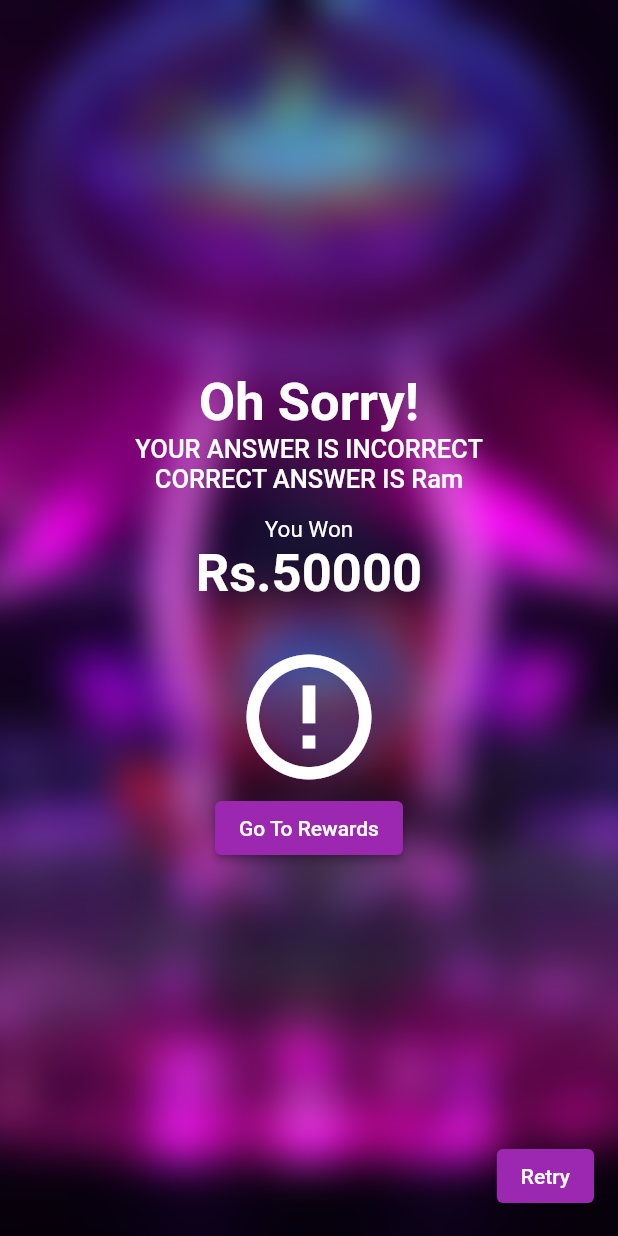
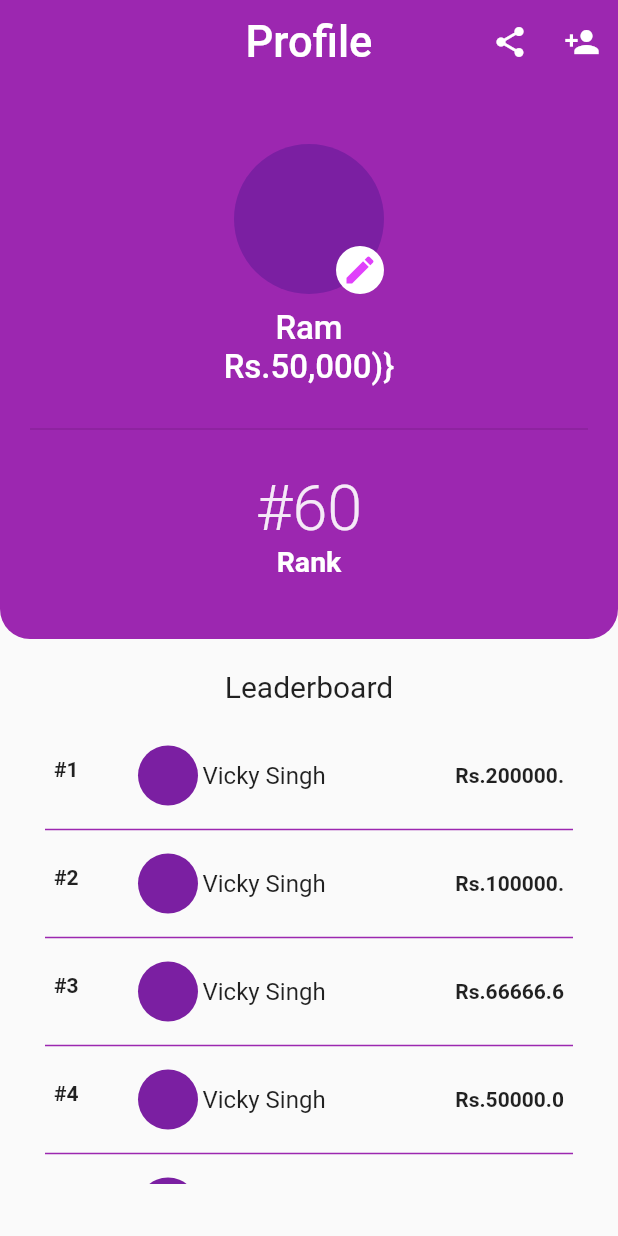
Before and after one commit to vickysingh07/QuizApp, a Flutter app: the screen it shows after launch, on a phone screen of 412 x 824 dp. Run offline on Flutter 3.47's test engine with Material 2 defaults, Android fonts, the light colour scheme and no system bars; drawn by our look-alikes of overlay_support; our stand-ins replace carousel_slider, cloud_firestore, confetti, firebase_auth, firebase_core, flutter_signin_button and 4 more; accounts and stored records are empty.

Commit message:
third commit

```diff
--- a/lib/main.dart
+++ b/lib/main.dart
@@ -1,6 +1,6 @@
 import 'package:firebase_core/firebase_core.dart';
 import 'package:flutter/material.dart';
-import 'package:kbc_app/views/loser.dart';
+import 'package:kbc_app/views/profile.dart';
 import 'package:overlay_support/overlay_support.dart';
 
 Future<void> main() async {
@@ -20,10 +20,7 @@ class MyApp extends StatelessWidget {
         theme: ThemeData(
           primarySwatch: Colors.purple,
         ),
-        home: Looser(
-          wonMon: 50000,
-          correctAns: "Ram",
-        ),
+        home: const Profile(),
       ),
     );
   }
--- /dev/null
+++ b/lib/views/profile.dart
@@ -0,0 +1,156 @@
+import 'package:flutter/material.dart';
+
+class Profile extends StatefulWidget {
+  const Profile({Key? key}) : super(key: key);
+
+  @override
+  State<Profile> createState() => _ProfileState();
+}
+
+class _ProfileState extends State<Profile> {
+  @override
+  Widget build(BuildContext context) {
+    return Scaffold(
+      appBar: AppBar(
+        actions: [
+          IconButton(onPressed: () {}, icon: const Icon(Icons.share)),
+          IconButton(onPressed: () {}, icon: const Icon(Icons.person_add)),
+        ],
+        title: const Text(
+          "Profile",
+          style: TextStyle(fontSize: 29),
+        ),
+        centerTitle: true,
+        elevation: 0.0,
+      ),
+      body: SingleChildScrollView(
+        child: Column(
+          children: [
+            Container(
+              padding: const EdgeInsets.only(top: 40),
+              height: 370,
+              decoration: const BoxDecoration(
+                  color: Colors.purple,
+                  borderRadius: BorderRadius.only(
+                      bottomRight: Radius.circular(20),
+                      bottomLeft: Radius.circular(20))),
+              child: Column(
+                children: [
+                  Stack(
+                    children: [
+                      const CircleAvatar(
+                        radius: 50,
+                      ),
+                      Positioned(
+                        bottom: 0.0,
+                        right: 0.0,
+                        child: Container(
+                          padding: const EdgeInsets.all(4),
+                          decoration: const BoxDecoration(
+                              shape: BoxShape.circle, color: Colors.white),
+                          child: const Icon(
+                            Icons.edit,
+                            color: Colors.purpleAccent,
+                          ),
+                        ),
+                      )
+                    ],
+                  ),
+                  const SizedBox(
+                    height: 10,
+                  ),
+                  const Text(
+                    "Ram\nRs.50,000)}",
+                    style: TextStyle(
+                        fontSize: 22,
+                        color: Colors.white,
+                        fontWeight: FontWeight.w500),
+                    textAlign: TextAlign.center,
+                  ),
+                  const SizedBox(
+                    height: 20,
+                  ),
+                  const Divider(
+                    thickness: 1,
+                    indent: 20,
+                    endIndent: 20,
+                  ),
+                  const SizedBox(
+                    height: 20,
+                  ),
+                  Row(
+                    mainAxisAlignment: MainAxisAlignment.spaceAround,
+                    children: [
+                      Column(
+                        children: [
+                          Text("#60",
+                              style: TextStyle(
+                                  fontSize: 42,
+                                  fontWeight: FontWeight.w300,
+                                  color: Colors.white.withOpacity(0.9))),
+                          const Text("Rank",
+                              style: TextStyle(
+                                  fontSize: 19,
+                                  fontWeight: FontWeight.bold,
+                                  color: Colors.white)),
+                        ],
+                      )
+                    ],
+                  )
+                ],
+              ),
+            ),
+            const SizedBox(
+              height: 20,
+            ),
+            const Text(
+              "Leaderboard",
+              style: TextStyle(fontSize: 20),
+            ),
+            Column(
+              children: [
+                Container(
+                  margin: const EdgeInsets.all(20),
+                  child: SizedBox(
+                    height: 300,
+                    child: ListView.separated(
+                        shrinkWrap: true,
+                        itemBuilder: (context, index) {
+                          return ListTile(
+                            title: Row(
+                              children: const [
+                                CircleAvatar(),
+                                SizedBox(
+                                  width: 3,
+                                ),
+                                Text("Vicky Singh")
+                              ],
+                            ),
+                            leading: Text(
+                              "#${index + 1}",
+                              style:
+                                  const TextStyle(fontWeight: FontWeight.bold),
+                            ),
+                            trailing: Text(
+                                "Rs.${(200000 / (index + 1)).toString().substring(0, 7)}",
+                                style: const TextStyle(
+                                    fontWeight: FontWeight.bold)),
+                          );
+                        },
+                        separatorBuilder: (context, index) => const Divider(
+                              thickness: 1,
+                              color: Colors.purple,
+                              indent: 10,
+                              endIndent: 10,
+                            ),
+                        itemCount: 12),
+                  ),
+                ),
+              ],
+            )
+          ],
+        ),
+      ),
+    );
+  }
+}
```
